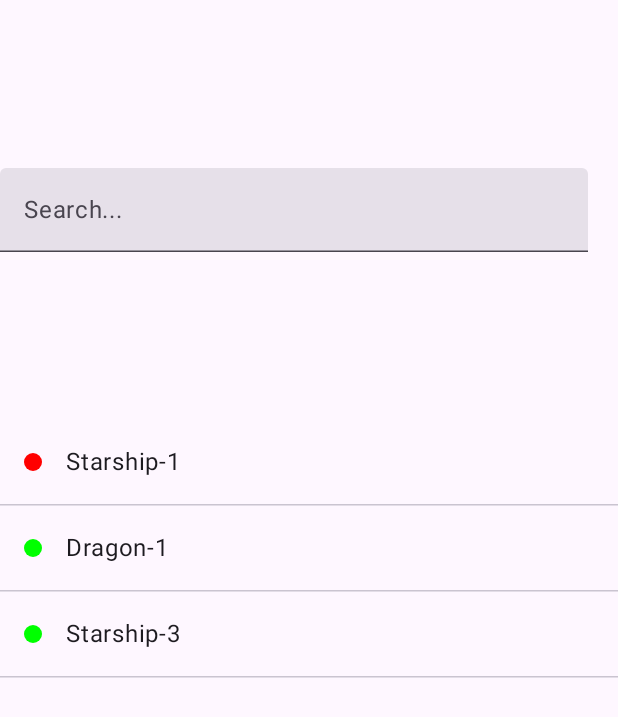
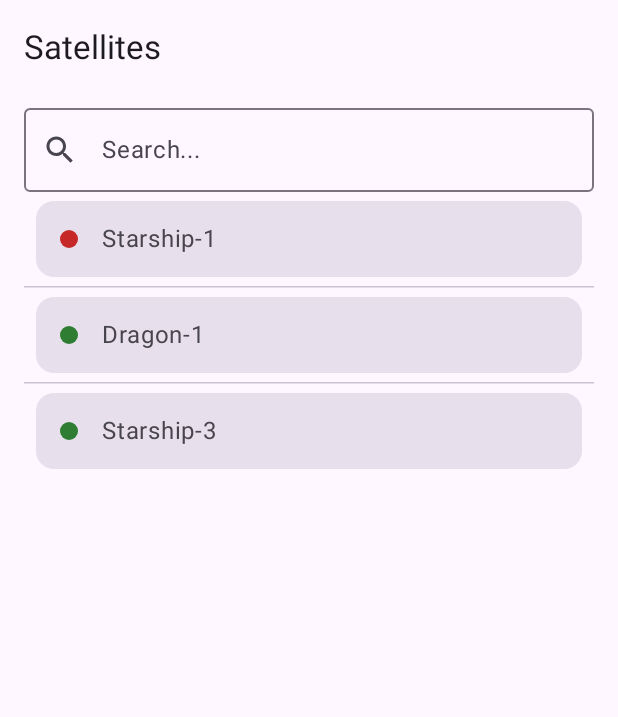
Before and after one commit to thebsk/SatelliteTracker, an Android app built with Jetpack Compose: the ListScreen screen opened through its navigation route, on a phone screen of 412 x 824 dp. Shown: the top 717 px of the screen. Run offline under Robolectric (Android 15) with nearby library versions, the phone set to English and light mode, and no system bars; our stand-ins replace Dagger/Hilt's generated code.

Commit message:
refactor DetailScreen and ListScreen to improve UI structure and enhance search functionality

```diff
--- a/app/src/main/java/com/example/satellitetracker/presentation/list/ListScreen.kt
+++ b/app/src/main/java/com/example/satellitetracker/presentation/list/ListScreen.kt
@@ -12,14 +12,23 @@ import androidx.compose.foundation.layout.padding
 import androidx.compose.foundation.layout.size
 import androidx.compose.foundation.layout.width
 import androidx.compose.foundation.lazy.LazyColumn
-import androidx.compose.foundation.lazy.items
+import androidx.compose.foundation.lazy.itemsIndexed
 import androidx.compose.foundation.shape.CircleShape
+import androidx.compose.material.icons.Icons
+import androidx.compose.material.icons.filled.Close
+import androidx.compose.material.icons.filled.Search
+import androidx.compose.material3.Card
+import androidx.compose.material3.CardDefaults
 import androidx.compose.material3.CircularProgressIndicator
 import androidx.compose.material3.ExperimentalMaterial3Api
 import androidx.compose.material3.HorizontalDivider
+import androidx.compose.material3.Icon
+import androidx.compose.material3.IconButton
+import androidx.compose.material3.MaterialTheme
+import androidx.compose.material3.OutlinedTextField
+import androidx.compose.material3.OutlinedTextFieldDefaults
 import androidx.compose.material3.Scaffold
 import androidx.compose.material3.Text
-import androidx.compose.material3.TextField
 import androidx.compose.material3.TopAppBar
 import androidx.compose.runtime.Composable
 import androidx.compose.runtime.LaunchedEffect
@@ -63,25 +72,46 @@ fun ListScreen(
         topBar = {
             TopAppBar(
                 title = { Text(stringResource(id = R.string.satellites_title)) },
-                actions = {
-                    TextField(
+                actions = {}
+            )
+        }
+    ) { paddingValues ->
+        Column(
+            modifier = Modifier
+                .fillMaxSize()
+                .padding(paddingValues)
+                .padding(horizontal = 16.dp, vertical = 8.dp)
+        ) {
+            OutlinedTextField(
                 value = uiState.searchQuery,
                 onValueChange = { query ->
                     with(viewModel) { setEvent(ListEvent.SearchQueryChanged(query)) }
                 },
+                leadingIcon = {
+                    Icon(imageVector = Icons.Default.Search, contentDescription = null)
+                },
+                trailingIcon = {
+                    if (uiState.searchQuery.isNotEmpty()) {
+                        IconButton(onClick = {
+                            with(viewModel) { setEvent(ListEvent.SearchQueryChanged("")) }
+                        }) {
+                            Icon(imageVector = Icons.Default.Close, contentDescription = "Clear")
+                        }
+                    }
+                },
                 placeholder = { Text(stringResource(id = R.string.search_placeholder)) },
                 modifier = Modifier
-                            .fillMaxWidth()
-                            .padding(end = 16.dp)
+                    .fillMaxWidth(),
+                singleLine = true,
+                colors = OutlinedTextFieldDefaults.colors(
+                    focusedContainerColor = MaterialTheme.colorScheme.surface,
+                    unfocusedContainerColor = MaterialTheme.colorScheme.surface
                 )
-                }
             )
-        }
-    ) { paddingValues ->
+
             Box(
                 modifier = Modifier
-                .fillMaxSize()
-                .padding(paddingValues),
+                    .fillMaxSize(),
                 contentAlignment = Alignment.Center
             ) {
                 when {
@@ -108,6 +138,7 @@ fun ListScreen(
             }
         }
     }
+}
 
 @Composable
 fun SatelliteList(
@@ -115,12 +146,14 @@ fun SatelliteList(
     onSatelliteClick: (Int) -> Unit
 ) {
     LazyColumn(modifier = Modifier.fillMaxSize()) {
-        items(satellites) { satellite ->
+        itemsIndexed(satellites) { index, satellite ->
             SatelliteListItem(
                 satellite = satellite,
                 onClick = { onSatelliteClick(satellite.id) }
             )
+            if (index < satellites.lastIndex) {
                 HorizontalDivider()
+            }
         }
     }
 }
@@ -130,10 +163,16 @@ fun SatelliteListItem(
     satellite: Satellite,
     onClick: () -> Unit
 ) {
+    Card(
+        modifier = Modifier
+            .fillMaxWidth()
+            .clickable(onClick = onClick)
+            .padding(horizontal = 8.dp, vertical = 6.dp),
+        colors = CardDefaults.cardColors(containerColor = MaterialTheme.colorScheme.surfaceVariant)
+    ) {
         Row(
             modifier = Modifier
                 .fillMaxWidth()
-            .clickable(onClick = onClick)
                 .padding(16.dp),
             verticalAlignment = Alignment.CenterVertically
         ) {
@@ -141,9 +180,14 @@ fun SatelliteListItem(
                 modifier = Modifier
                     .size(12.dp)
                     .clip(CircleShape)
-                .background(if (satellite.isActive) Color.Green else Color.Red)
+                    .background(if (satellite.isActive) Color(0xFF2E7D32) else Color(0xFFC62828))
             )
             Spacer(modifier = Modifier.width(16.dp))
-        Text(text = satellite.name)
+            Text(
+                text = satellite.name,
+                style = MaterialTheme.typography.bodyLarge,
+                modifier = Modifier.clickable(onClick = onClick)
+            )
         }
     }
+}
```
Also changed, not shown: app/src/main/java/com/example/satellitetracker/presentation/detail/DetailScreen.kt (+52 -12 lines), 2 other files. Lines whose indentation alone changed are shown as unchanged.
